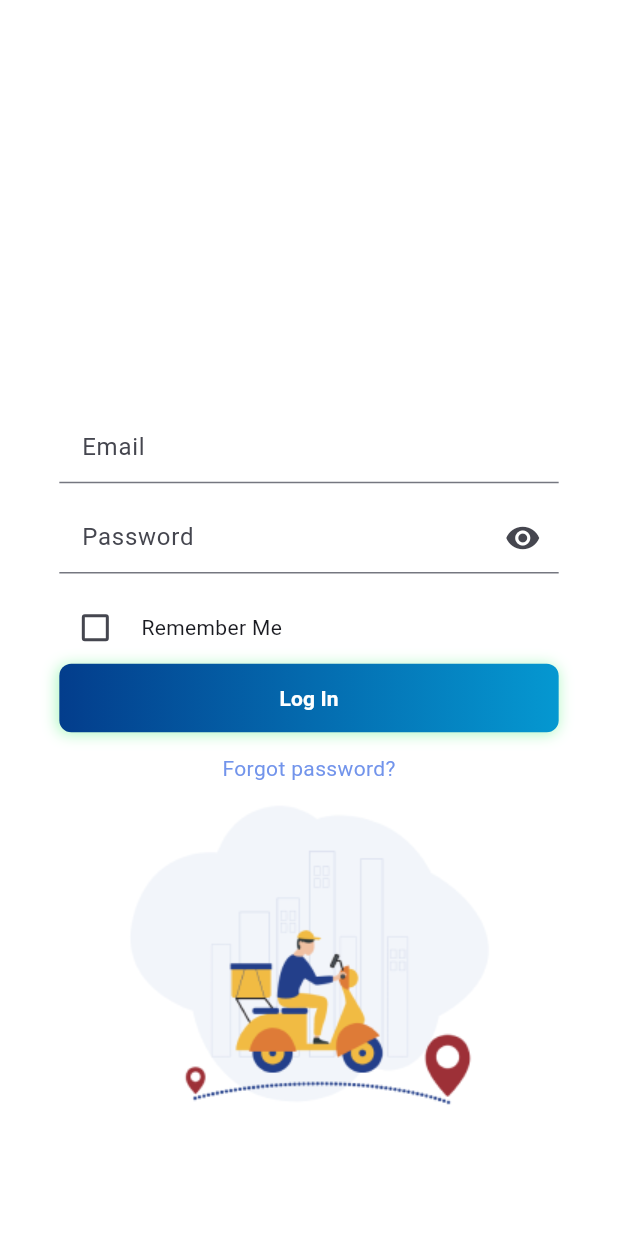
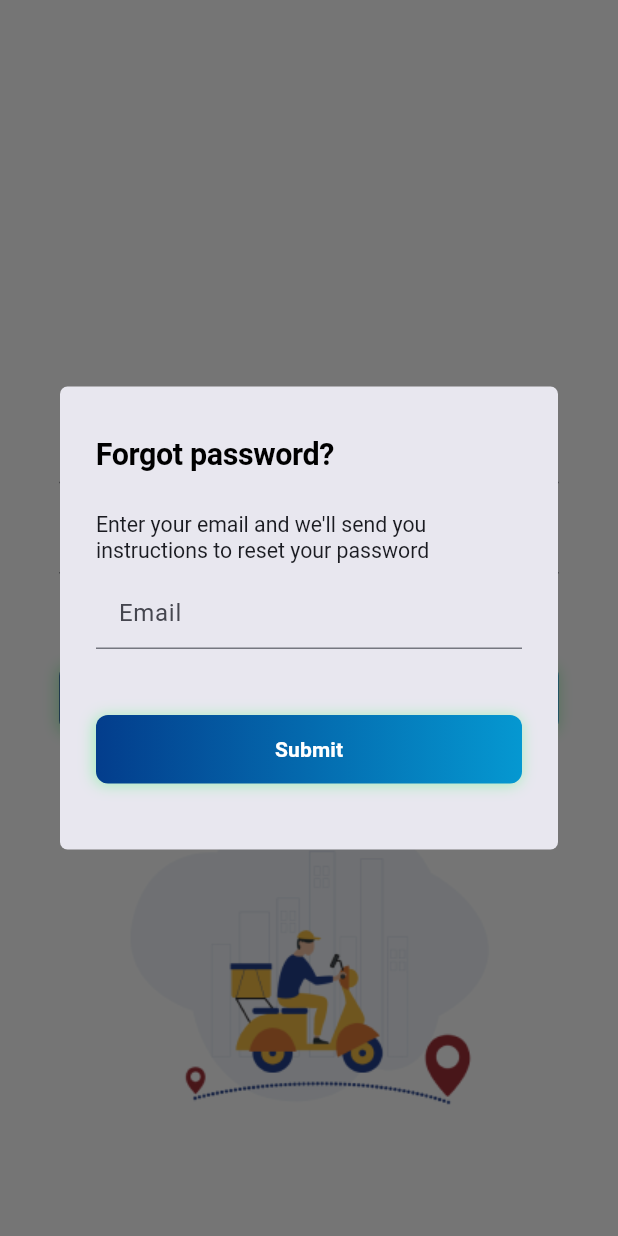
Before and after one commit to Nilupul96/shipping_tracker, a Flutter app: the screen it shows after launch, after a tap on "Forgot password?", on a phone screen of 412 x 824 dp. Run offline on Flutter 3.47's test engine with Material 3 defaults, Android fonts, the phone set to English and light mode, and no system bars; our stand-ins replace bloc, connectivity_plus, dio, equatable, flutter_rating_bar, flutter_screenutil and 7 more; accounts and stored records are empty; Roboto replaces fonts that are missing (Montserrat).

Commit message:
forget password popup UI

```diff
--- a/lib/features/auth/presentation/pages/login_screen.dart
+++ b/lib/features/auth/presentation/pages/login_screen.dart
@@ -1,10 +1,12 @@
 import 'package:flutter/material.dart';
 import 'package:flutter_screenutil/flutter_screenutil.dart';
 import 'package:shipping_tracker/core/app_assets.dart';
+import 'package:shipping_tracker/core/app_routes.dart';
 import 'package:shipping_tracker/core/widgets/main_btn.dart';
 import 'package:shipping_tracker/core/widgets/main_text_field.dart';
 import '../../../../core/app_colors.dart';
 import '../../../../core/helpers/utils.dart';
+import '../widgets/forget_password_popup.dart';
 
 class LoginScreen extends StatefulWidget {
   static const routeName = "/";
@@ -113,7 +115,11 @@ class _LoginScreenState extends State<LoginScreen> {
                       height: 14,
                     ),
                     InkWell(
-                      onTap: () {},
+                      onTap: () =>
+                          ForgotPasswordDialog.showForgetPasswordDialog(context,
+                              () {
+                        Navigator.of(context).pop();
+                      }),
                       child: Text(
                         'Forgot password?',
                         style: TextStyle(color: AppColors.lightBlue),
--- /dev/null
+++ b/lib/features/auth/presentation/widgets/forget_password_popup.dart
@@ -0,0 +1,60 @@
+import 'package:flutter/material.dart';
+
+import '../../../../core/helpers/utils.dart';
+import '../../../../core/widgets/main_btn.dart';
+import '../../../../core/widgets/main_text_field.dart';
+
+class ForgotPasswordDialog {
+  static showForgetPasswordDialog(BuildContext context, Function onClick) {
+    AlertDialog alert = AlertDialog(
+      shape: const RoundedRectangleBorder(
+        borderRadius: BorderRadius.all(Radius.circular(5)),
+      ),
+      title: Column(
+        crossAxisAlignment: CrossAxisAlignment.start,
+        children: [
+          const SizedBox(height: 10),
+          Text('Forgot password?',
+              style: Theme.of(context).textTheme.displayLarge),
+        ],
+      ),
+      content: Column(
+        crossAxisAlignment: CrossAxisAlignment.start,
+        mainAxisSize: MainAxisSize.min,
+        children: [
+          const SizedBox(height: 10),
+          Text(
+              'Enter your email and we\'ll send you instructions to reset your password',
+              textAlign: TextAlign.left,
+              style: Theme.of(context).textTheme.displaySmall),
+          const SizedBox(height: 10),
+          CustomTextFormField(
+            labelText: "Email",
+            keyboardType: TextInputType.emailAddress,
+            textEditingController: TextEditingController(),
+            hintText: "Enter Your email",
+            validator: (String text) => Utils.validateEmail(email: text.trim()),
+          ),
+        ],
+      ),
+      actionsAlignment: MainAxisAlignment.center,
+      actions: [
+        Container(
+          width: double.infinity,
+          padding: const EdgeInsets.symmetric(vertical: 20),
+          child: MainBtn(
+            lbl: "Submit",
+            onClick: onClick,
+          ),
+        ),
+      ],
+    );
+
+    showDialog(
+      context: context,
+      builder: (BuildContext context) {
+        return alert;
+      },
+    );
+  }
+}
```
